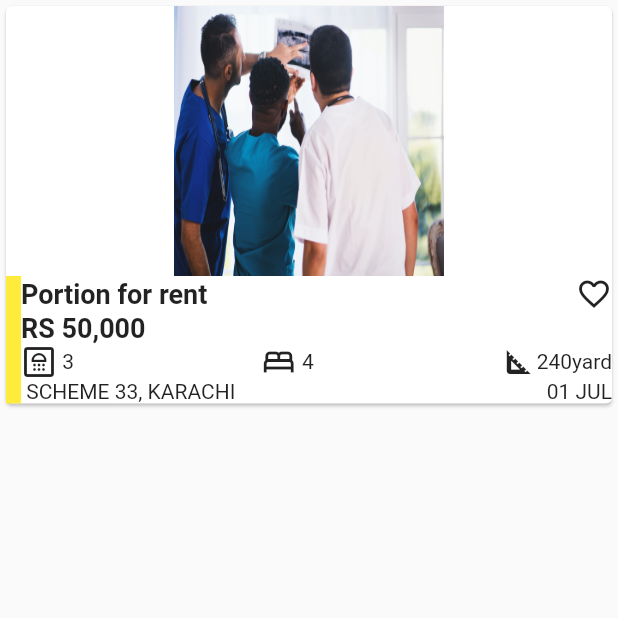
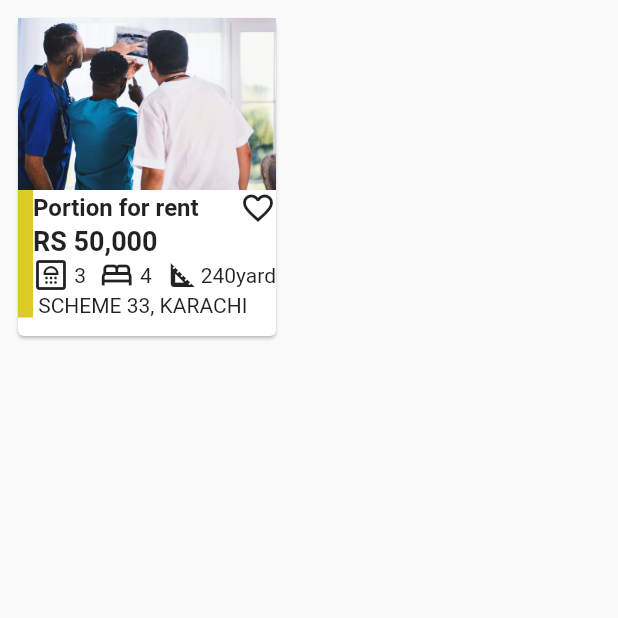
Before and after one commit to IsmailParacha/OLX, a Flutter app: the featuredproduct screen opened directly, on a phone screen of 412 x 824 dp, the top half of it. Run offline on Flutter 3.47's test engine with Material 2 defaults, Android fonts, the phone set to English and light mode, and no system bars; our stand-ins replace carousel_slider, lottie, percent_indicator.

Commit message:
7 commit

```diff
--- a/lib/widget/FeaturedProduct.dart
+++ b/lib/widget/FeaturedProduct.dart
@@ -11,14 +11,20 @@ class featuredproduct extends StatelessWidget {
       body: ListView(
         scrollDirection: Axis.vertical,
         children: [
-          Card(
+          Row(
+            mainAxisAlignment: MainAxisAlignment.start,
+            children: [
+              Padding(
+                padding: const EdgeInsets.all(8.0),
+                child: Container(
+                  width: 180,
+                  height: 220,
+                  child: Card(
                     child: Column(
-              mainAxisAlignment: MainAxisAlignment.spaceBetween,
+                      crossAxisAlignment: CrossAxisAlignment.start,
                       children: [
                         Image.asset(
                           "assets/image/1.jpg",
-                  width: 180,
-                  height: 180,
                           fit: BoxFit.fill,
                         ),
 
@@ -26,17 +32,22 @@ class featuredproduct extends StatelessWidget {
                         Container(
                           decoration: BoxDecoration(
                               border: Border(
-                          left: BorderSide(width: 10.0, color: Colors.yellow))),
+                                  left: BorderSide(
+                                      width: 10.0,
+                                      color:
+                                          Color.fromARGB(255, 220, 202, 37)))),
                           child: Column(
                               crossAxisAlignment: CrossAxisAlignment.start,
                               children: [
                                 Row(
-                          mainAxisAlignment: MainAxisAlignment.spaceBetween,
+                                  mainAxisAlignment:
+                                      MainAxisAlignment.spaceBetween,
                                   children: [
                                     Text(
                                       "Portion for rent",
                                       style: TextStyle(
-                                  fontWeight: FontWeight.bold, fontSize: 18.0),
+                                          fontWeight: FontWeight.bold,
+                                          fontSize: 16.0),
                                     ),
                                     Icon(Icons.favorite_outline)
                                   ],
@@ -44,12 +55,14 @@ class featuredproduct extends StatelessWidget {
                                 Text(
                                   "RS 50,000",
                                   style: TextStyle(
-                              fontWeight: FontWeight.bold, fontSize: 18.0),
+                                      fontWeight: FontWeight.bold,
+                                      fontSize: 18.0),
                                 ),
 
                                 //House properties
                                 Row(
-                          mainAxisAlignment: MainAxisAlignment.spaceBetween,
+                                  mainAxisAlignment:
+                                      MainAxisAlignment.spaceBetween,
                                   children: [
                                     //BATHROOM DETAIL
                                     Container(
@@ -80,18 +93,108 @@ class featuredproduct extends StatelessWidget {
                                     ),
                                   ],
                                 ),
-                        Row(
-                          mainAxisAlignment: MainAxisAlignment.spaceBetween,
-                          children: [
+
                                 Text(" SCHEME 33, KARACHI"),
-                            Text(" 01 JUL")
-                          ],
-                        )
                               ]),
                         ),
                       ],
                     ),
                   ),
+                ),
+              ),
+
+              //(2 Product)
+
+              // Padding(
+              //   padding: const EdgeInsets.all(8.0),
+              //   child: Container(
+              //     width: 180,
+              //     height: 220,
+              //     child: Card(
+              //       child: Column(
+              //         crossAxisAlignment: CrossAxisAlignment.start,
+              //         children: [
+              //           Image.asset(
+              //             "assets/image/1.jpg",
+              //             fit: BoxFit.fill,
+              //           ),
+
+              //           //house title
+              //           Container(
+              //             decoration: BoxDecoration(
+              //                 border: Border(
+              //                     left: BorderSide(
+              //                         width: 10.0,
+              //                         color:
+              //                             Color.fromARGB(255, 220, 202, 37)))),
+              //             child: Column(
+              //                 crossAxisAlignment: CrossAxisAlignment.start,
+              //                 children: [
+              //                   Row(
+              //                     mainAxisAlignment:
+              //                         MainAxisAlignment.spaceBetween,
+              //                     children: [
+              //                       Text(
+              //                         "Portion for rent",
+              //                         style: TextStyle(
+              //                             fontWeight: FontWeight.bold,
+              //                             fontSize: 16.0),
+              //                       ),
+              //                       Icon(Icons.favorite_outline)
+              //                     ],
+              //                   ),
+              //                   Text(
+              //                     "RS 50,000",
+              //                     style: TextStyle(
+              //                         fontWeight: FontWeight.bold,
+              //                         fontSize: 18.0),
+              //                   ),
+
+              //                   //House properties
+              //                   Row(
+              //                     mainAxisAlignment:
+              //                         MainAxisAlignment.spaceBetween,
+              //                     children: [
+              //                       //BATHROOM DETAIL
+              //                       Container(
+              //                         child: Row(
+              //                           children: [
+              //                             Icon(Icons.bathroom_outlined),
+              //                             Text(" 3")
+              //                           ],
+              //                         ),
+              //                       ),
+              //                       //ROM DETAIL
+              //                       Container(
+              //                         child: Row(
+              //                           children: [
+              //                             Icon(Icons.bed_outlined),
+              //                             Text(" 4")
+              //                           ],
+              //                         ),
+              //                       ),
+              //                       //HOUSE SPACE DETAIL
+              //                       Container(
+              //                         child: Row(
+              //                           children: [
+              //                             Icon(Icons.square_foot_outlined),
+              //                             Text("240yard")
+              //                           ],
+              //                         ),
+              //                       ),
+              //                     ],
+              //                   ),
+
+              //                   Text(" SCHEME 33, KARACHI"),
+              //                 ]),
+              //           ),
+              //         ],
+              //       ),
+              //     ),
+              //   ),
+              // ),
+            ],
+          )
         ],
       ),
     );
```
Also changed, not shown: lib/screen/olxreplica.dart (+0 -14 lines). Lines whose indentation alone changed are shown as unchanged.
